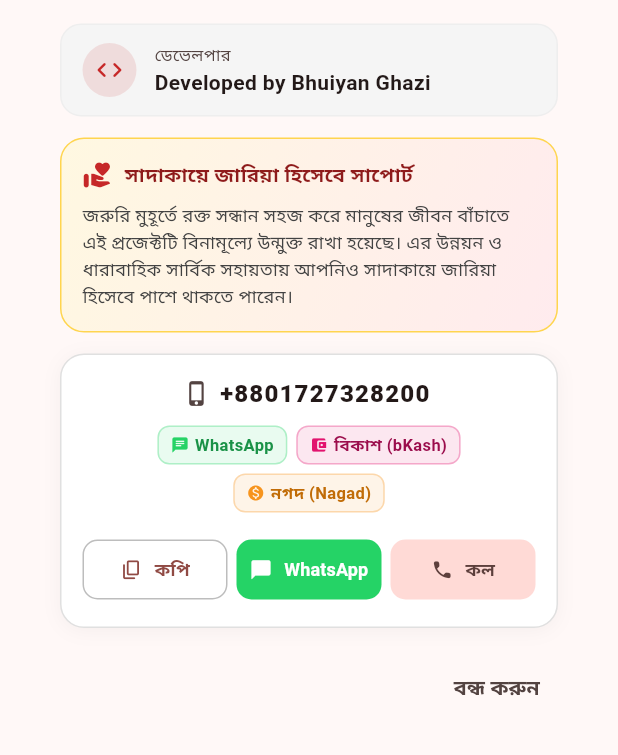
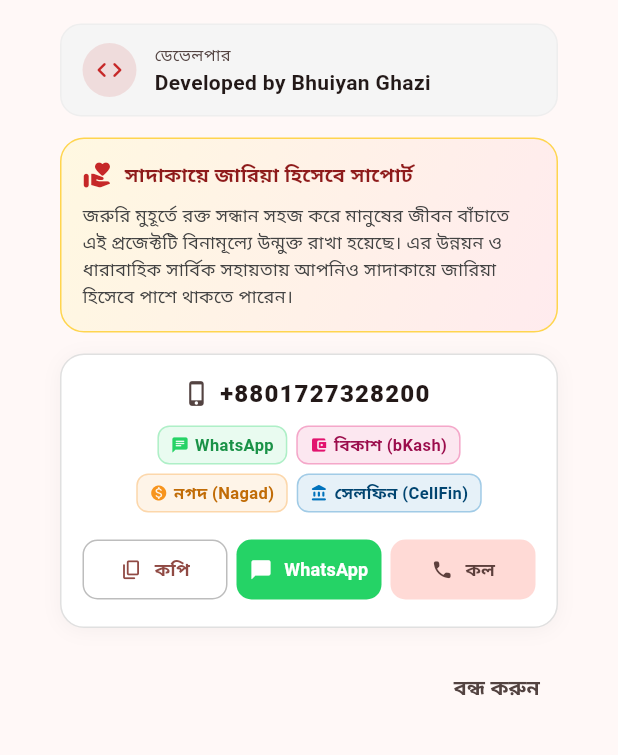
Before and after one commit to HasanCSE-IYI/redgrid, a Flutter app: the AboutAppDialog widget shown alone on an empty page, opened directly, on a phone screen of 412 x 824 dp, the part 338-1093 px from its top. Run offline on Flutter 3.47's test engine with Material 3 defaults, Android fonts, the phone set to English and light mode, and no system bars; our stand-ins replace file_picker, flutter_riverpod, share_plus, sqflite; accounts and stored records are empty.

Commit message:
feat(ui): add CellFin badge and support channel in About section

```diff
--- a/lib/core/strings_bn.dart
+++ b/lib/core/strings_bn.dart
@@ -121,7 +121,7 @@
   static const sadaqahSupportTitle = 'সাদাকায়ে জারিয়া হিসেবে সাপোর্ট';
   static const sadaqahSupportDesc =
       'জরুরি মুহূর্তে রক্ত সন্ধান সহজ করে মানুষের জীবন বাঁচাতে এই প্রজেক্টটি বিনামূল্যে উন্মুক্ত রাখা হয়েছে। এর উন্নয়ন ও ধারাবাহিক সার্বিক সহায়তায় আপনিও সাদাকায়ে জারিয়া হিসেবে পাশে থাকতে পারেন।';
-  static const supportedChannels = 'WhatsApp • বিকাশ • নগদ';
+  static const supportedChannels = 'WhatsApp • বিকাশ • নগদ • সেলফিন';
   static const copyNumber = 'নম্বর কপি';
   static const numberCopied = 'নম্বর কপি করা হয়েছে: +8801727328200';
   static const backupWarning =
--- a/lib/ui/about_dialog.dart
+++ b/lib/ui/about_dialog.dart
@@ -292,6 +292,12 @@
                           color: const Color(0xFFF7941D),
                           isDark: isDark,
                         ),
+                        _buildBadge(
+                          icon: Icons.account_balance_rounded,
+                          label: 'সেলফিন (CellFin)',
+                          color: const Color(0xFF0072BC),
+                          isDark: isDark,
+                        ),
                       ],
                     ),
                     const SizedBox(height: 14),
```
Also changed, not shown: 1 other file.
